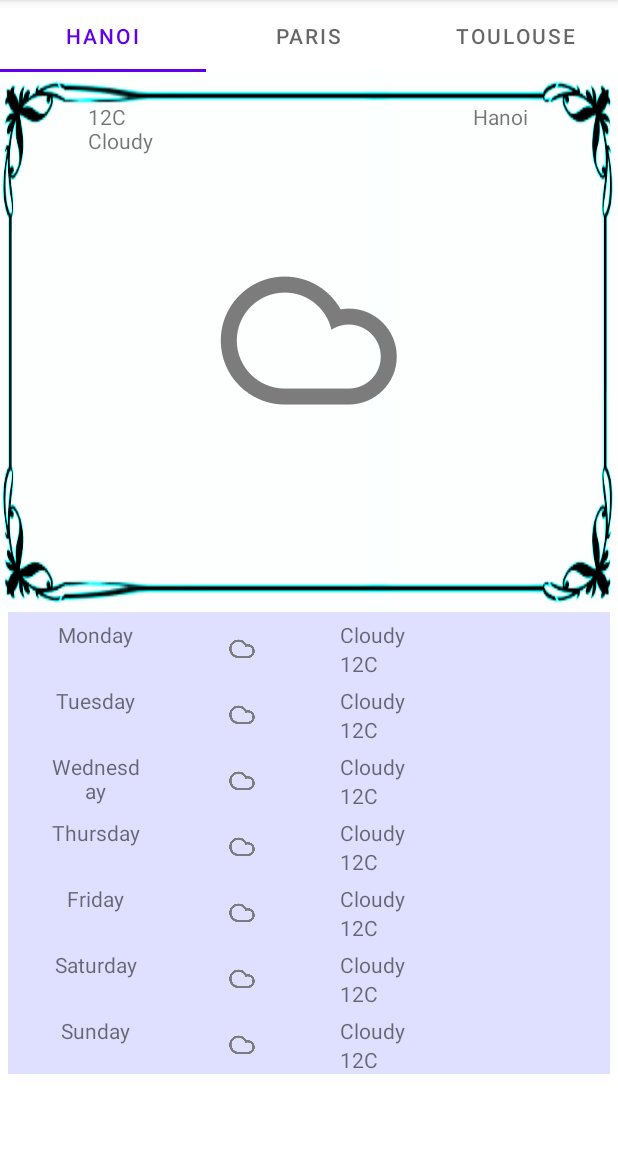
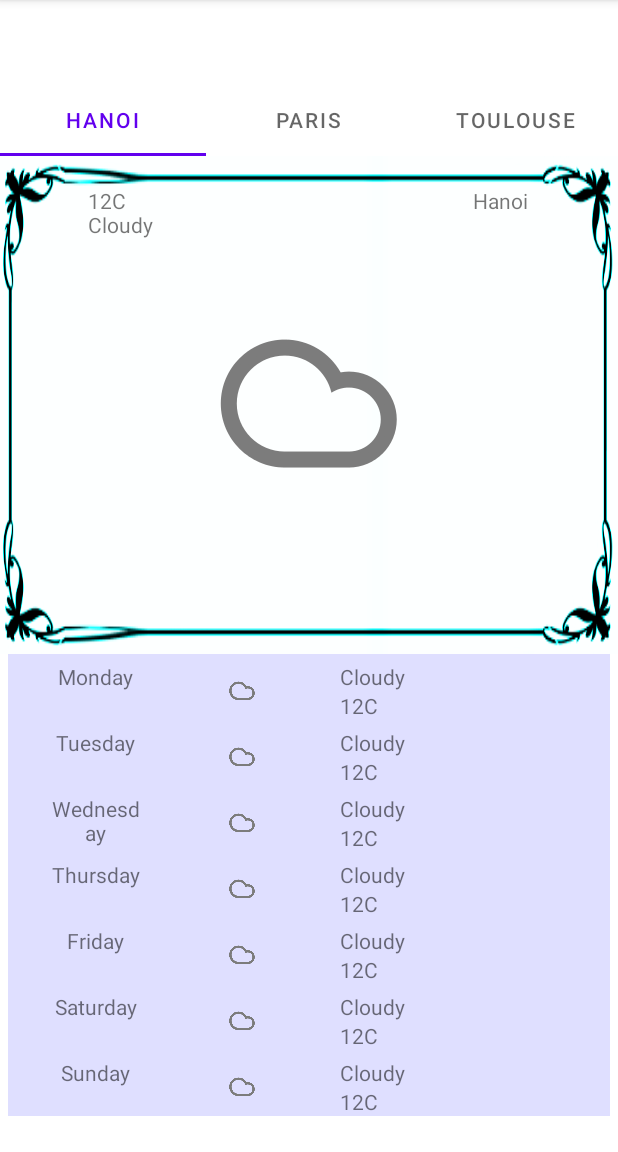
Before and after one commit to miatran1109/androiddev2021, an Android app: the screen it shows after launch (WeatherActivity), on a phone screen of 412 x 824 dp, the part 84-1236 px from its top. Run offline under Robolectric (Android 15) with nearby library versions, the phone set to English and light mode, and no system bars.

```diff
--- a/app/src/main/java/vn/edu/usth/usthweather/WeatherActivity.java
+++ b/app/src/main/java/vn/edu/usth/usthweather/WeatherActivity.java
@@ -8,10 +8,15 @@ import androidx.viewpager.widget.ViewPager;
 
 
 import android.annotation.SuppressLint;
+import android.content.Intent;
+import android.media.MediaPlayer;
 import android.os.Bundle;
 import android.util.Log;
 
 import com.google.android.material.tabs.TabLayout;
+
+import java.io.IOException;
+import java.io.InputStream;
 
 public class WeatherActivity extends AppCompatActivity {
 
@@ -30,7 +35,6 @@ public class WeatherActivity extends AppCompatActivity {
 //        getSupportFragmentManager().beginTransaction()
 //                .add(android.R.id.content, forecastFragment).commit();
 
-
         PagerAdapter adapter = new HomeFragmentPagerAdapter(
                 getSupportFragmentManager());
         ViewPager viewPager = findViewById(R.id.pager);
@@ -39,6 +43,12 @@ public class WeatherActivity extends AppCompatActivity {
 
         TabLayout tableLayout = findViewById(R.id.tabLayout);
         tableLayout.setupWithViewPager(viewPager);
+
+
+
+
+        MediaPlayer music = MediaPlayer.create(this, R.raw.rain);
+        music.start();
     }
 
     @Override
--- /dev/null
+++ b/app/src/main/res/layout-v21/activity_weather.xml
@@ -0,0 +1,32 @@
+<?xml version="1.0" encoding="utf-8"?>
+<LinearLayout xmlns:android="http://schemas.android.com/apk/res/android"
+    xmlns:app="http://schemas.android.com/apk/res-auto"
+    android:id="@+id/weather_activity"
+    android:layout_width="match_parent"
+    android:layout_height="match_parent"
+    android:orientation="vertical">
+
+    <Toolbar
+        android:layout_width="match_parent"
+        android:layout_height="wrap_content">
+
+    </Toolbar>
+
+    <com.google.android.material.tabs.TabLayout
+        android:layout_width="match_parent"
+        android:layout_height="wrap_content"
+        android:id="@+id/tabLayout" />
+
+    <androidx.viewpager.widget.ViewPager
+        xmlns:tools="http://schemas.android.com/tools"
+        android:layout_width="match_parent"
+        android:layout_height="match_parent"
+        android:id="@+id/pager"
+        android:orientation="vertical">
+        <fragment
+            android:name="vn.edu.usth.usthweather.WeatherAndForecastFragment"
+            android:layout_width="match_parent"
+            android:layout_height="match_parent" />
+
+    </androidx.viewpager.widget.ViewPager>
+</LinearLayout>
```
Also changed, not shown: 1 other file.
